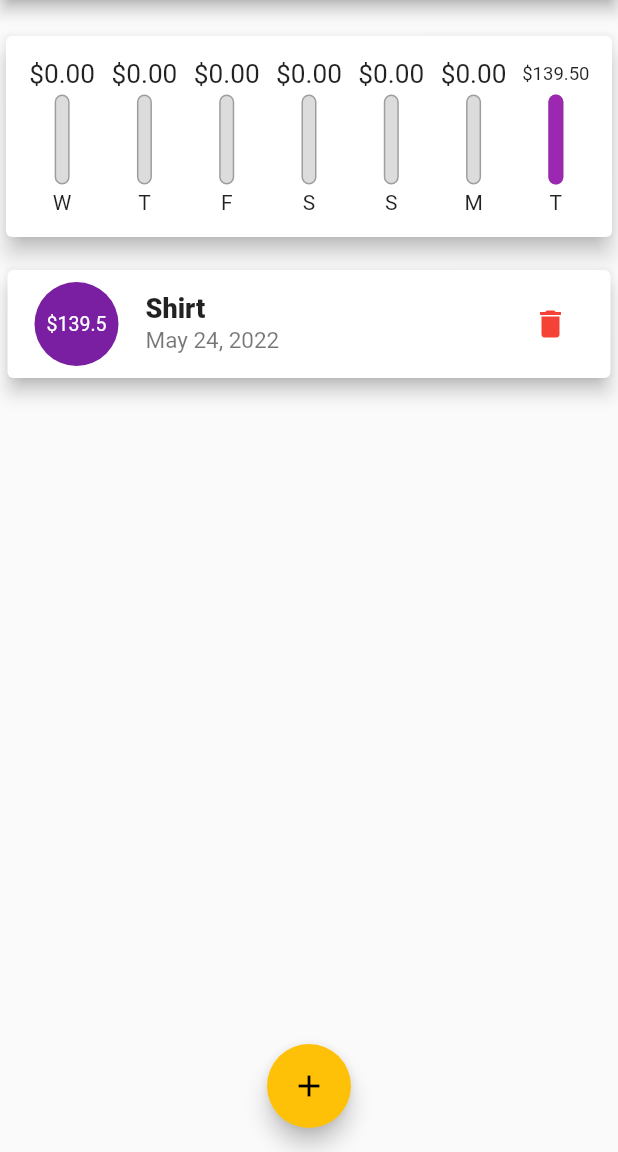
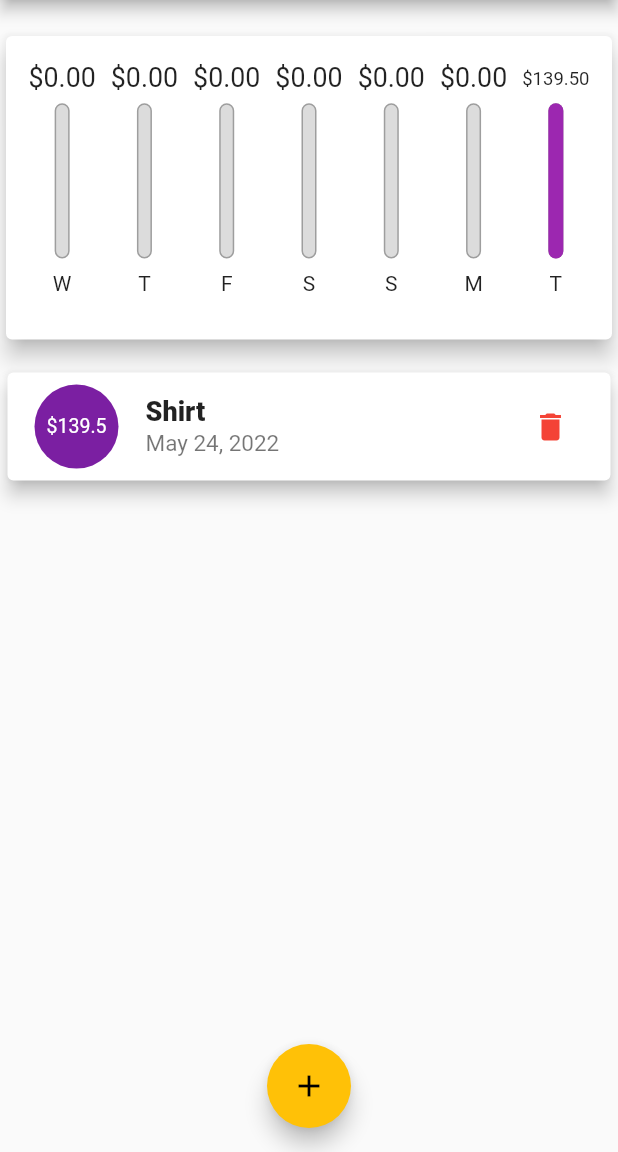
Before and after one commit to aliasgeorge9329/Personal-Expense-App---Flutter, a Flutter app: the screen it shows after launch, after a tap on the "delete" icon, on a phone screen of 412 x 824 dp, the part 84-1236 px from its top. Run offline on Flutter 3.47's test engine with Material 2 defaults, Android fonts, the phone set to English and light mode, and no system bars.

Commit message:
update on layoutbuilder

```diff
--- a/lib/main.dart
+++ b/lib/main.dart
@@ -1,10 +1,15 @@
 import 'package:flutter/material.dart';
+import 'package:flutter/services.dart';
 import 'package:personal_expenses/widgets/chart.dart';
 import 'package:personal_expenses/widgets/list.dart';
 import 'package:personal_expenses/widgets/userinput.dart';
 import 'models/transaction.dart';
 
 void main() {
+  WidgetsFlutterBinding.ensureInitialized();
+  SystemChrome.setPreferredOrientations(
+    [DeviceOrientation.portraitUp, DeviceOrientation.portraitDown],
+  );
   runApp(MyApp());
 }
 
@@ -52,6 +57,20 @@ class _MyAppState extends State<MyApp> {
 
   @override
   Widget build(BuildContext context) {
+    final appBar = AppBar(
+      title: const Text(
+        'Personal Expenses',
+        style: TextStyle(
+          color: Colors.white,
+          fontWeight: FontWeight.bold,
+        ),
+      ),
+      actions: [
+        IconButton(
+            onPressed: () => startNewTransaction(context),
+            icon: const Icon(Icons.add))
+      ],
+    );
     return MaterialApp(
       title: 'Personal Expense App',
       theme: ThemeData(
@@ -62,27 +81,26 @@ class _MyAppState extends State<MyApp> {
               .copyWith(headline6: const TextStyle(fontSize: 26))),
       home: Builder(builder: (context) {
         return Scaffold(
-            appBar: AppBar(
-              title: const Text(
-                'Personal Expenses',
-                style: TextStyle(
-                  color: Colors.white,
-                  fontWeight: FontWeight.bold,
-                ),
-              ),
-              actions: [
-                IconButton(
-                    onPressed: () => startNewTransaction(context),
-                    icon: const Icon(Icons.add))
-              ],
-            ),
+            appBar: appBar,
             body: SingleChildScrollView(
               child: Column(
                 mainAxisAlignment: MainAxisAlignment.start,
                 crossAxisAlignment: CrossAxisAlignment.start,
                 children: <Widget>[
-                  Chart(getRecentTransaction),
-                  ListComponent(transactions, deleteTransaction),
+                  Container(
+                    height: (MediaQuery.of(context).size.height -
+                            MediaQuery.of(context).padding.top -
+                            appBar.preferredSize.height) *
+                        0.3,
+                    child: Chart(getRecentTransaction),
+                  ),
+                  Container(
+                    height: (MediaQuery.of(context).size.height -
+                            MediaQuery.of(context).padding.top -
+                            appBar.preferredSize.height) *
+                        0.7,
+                    child: ListComponent(transactions, deleteTransaction),
+                  ),
                 ],
               ),
             ),
--- a/lib/widgets/charbar.dart
+++ b/lib/widgets/charbar.dart
@@ -12,10 +12,11 @@ class ChartBar extends StatelessWidget {
 
   @override
   Widget build(BuildContext context) {
+    return LayoutBuilder(builder: (ctx, constrains) {
       return Container(
         child: Column(children: [
           Container(
-            height: 20,
+              height: constrains.maxHeight * 0.15,
               child: FittedBox(
                 child: Text('\$${amount.toStringAsFixed(2)}'),
               )),
@@ -23,7 +24,7 @@ class ChartBar extends StatelessWidget {
             height: 4,
           ),
           Container(
-            height: 60,
+              height: constrains.maxHeight * 0.6,
               width: 10,
               child: Stack(
                 children: [
@@ -46,10 +47,14 @@ class ChartBar extends StatelessWidget {
                 ],
               )),
           SizedBox(
-          height: 4,
+            height: constrains.maxHeight * 0.05,
           ),
-        Text(date),
+          Container(
+            height: constrains.maxHeight * 0.15,
+            child: Text(date),
+          ),
         ]),
       );
+    });
   }
 }
--- a/lib/widgets/list.dart
+++ b/lib/widgets/list.dart
@@ -12,7 +12,7 @@ class ListComponent extends StatelessWidget {
   Widget build(BuildContext context) {
     return Container(
         margin: const EdgeInsets.only(top: 10),
-        height: 500,
+        height: MediaQuery.of(context).size.height * 0.6,
         child: transactions.isNotEmpty
             ? ListView.builder(
                 itemBuilder: (ctx, index) {
```
Lines whose indentation alone changed are shown as unchanged.
